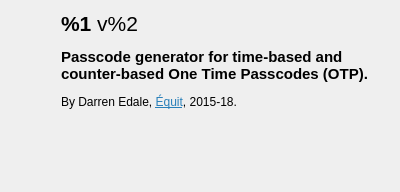
The window that qonvince/ui/aboutdialogue.ui (darrenedale/Qonvince) describes before a commit, drawn with Qt 5.
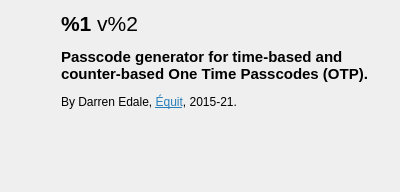
The same window after the commit. Icons and pictures are not drawn.

```diff
--- a/qonvince/ui/aboutdialogue.ui
+++ b/qonvince/ui/aboutdialogue.ui
@@ -59,7 +59,7 @@
    <item>
     <widget class="QLabel" name="aboutText">
      <property name="text">
-      <string>&lt;html&gt;&lt;head/&gt;&lt;body&gt;&lt;p&gt;&lt;span style=&quot; font-size:16pt; font-weight:600;&quot;&gt;%1 &lt;/span&gt;&lt;span style=&quot; font-size:16pt;&quot;&gt;v%2&lt;/span&gt;&lt;/p&gt;&lt;p&gt;&lt;span style=&quot; font-size:11pt; font-weight:600;&quot;&gt;Passcode generator for time-based and counter-based One Time Passcodes (OTP).&lt;/span&gt;&lt;/p&gt;&lt;p&gt;By Darren Edale, &lt;a href=&quot;https://www.equituk.net&quot;&gt;&lt;span style=&quot; text-decoration: underline; color:#2980b9;&quot;&gt;Équit&lt;/span&gt;&lt;/a&gt;, 2015-18.&lt;/p&gt;&lt;/body&gt;&lt;/html&gt;</string>
+      <string>&lt;html&gt;&lt;head/&gt;&lt;body&gt;&lt;p&gt;&lt;span style=&quot; font-size:16pt; font-weight:600;&quot;&gt;%1 &lt;/span&gt;&lt;span style=&quot; font-size:16pt;&quot;&gt;v%2&lt;/span&gt;&lt;/p&gt;&lt;p&gt;&lt;span style=&quot; font-size:11pt; font-weight:600;&quot;&gt;Passcode generator for time-based and counter-based One Time Passcodes (OTP).&lt;/span&gt;&lt;/p&gt;&lt;p&gt;By Darren Edale, &lt;a href=&quot;https://www.equituk.net&quot;&gt;&lt;span style=&quot; text-decoration: underline; color:#2980b9;&quot;&gt;Équit&lt;/span&gt;&lt;/a&gt;, 2015-21.&lt;/p&gt;&lt;/body&gt;&lt;/html&gt;</string>
      </property>
      <property name="textFormat">
       <enum>Qt::RichText</enum>
```
